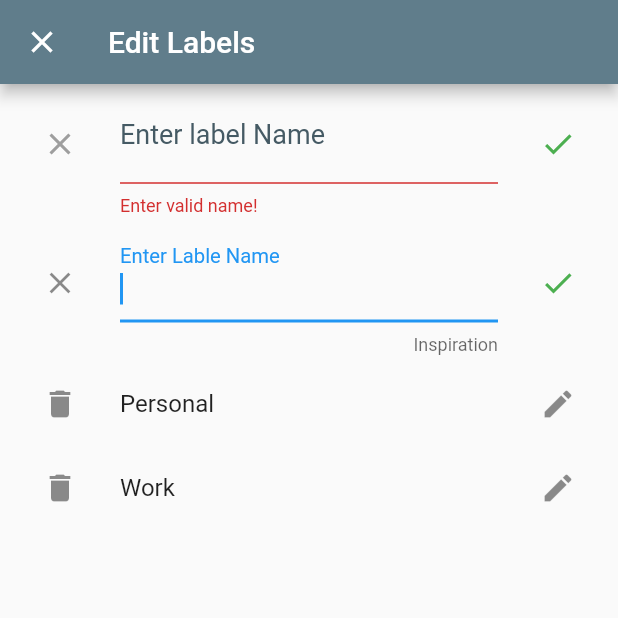
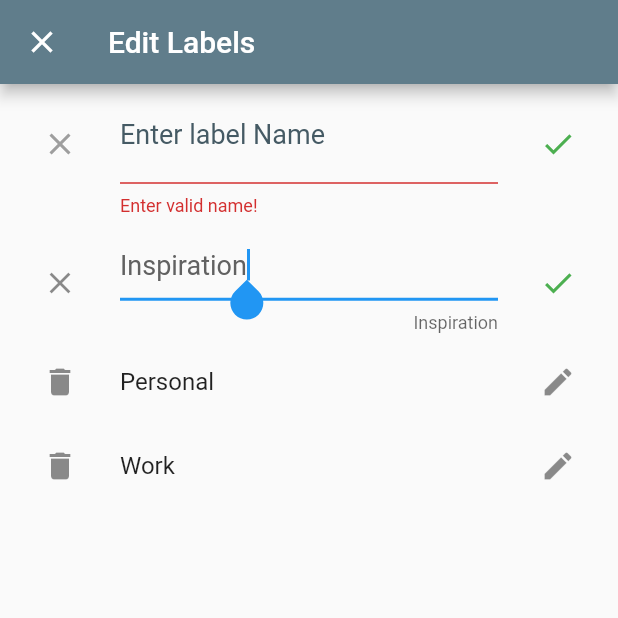
Before and after one commit to vemarav/keeper, a Flutter app: the LabelForm screen opened by its route, after a tap on the "check" icon, after a tap on the "delete" icon, after a tap on the "edit" icon, on a phone screen of 412 x 824 dp, the top half of it. Run offline on Flutter 3.47's test engine with Material 2 defaults, Android fonts, the phone set to English and light mode, and no system bars.

Commit message:
label edit form completed

```diff
--- a/lib/views/label_form.dart
+++ b/lib/views/label_form.dart
@@ -15,7 +15,7 @@ class LabelFormState extends State<LabelForm> {
 	String updateError;
 	List<Widget> labelList = [];
 	final TextEditingController _controller = new TextEditingController();
-	final TextEditingController _updateController = new TextEditingController();
+	TextEditingController _updateController = new TextEditingController();
 
 	@override
 	Widget build(BuildContext context) {
@@ -85,12 +85,14 @@ class LabelFormState extends State<LabelForm> {
 					icon: const Icon(Icons.check),
 					color: Colors.green,
 					onPressed: _onSave
-				)
+				),
 			)
 		);
 
 		for(int index=0; index<labels.length;index++) {
 			if(editIndex != null && editIndex == index){
+				if(updateError == null || updateError.isEmpty)
+					_updateController = new TextEditingController(text: labels[index]);
 				labelList.add(
 					new ListTile(
 						leading: new IconButton(
@@ -109,9 +111,9 @@ class LabelFormState extends State<LabelForm> {
 									color: Colors.grey.shade700,
 								),
 								decoration: new InputDecoration(
+									border: null,
 									errorText: updateError,
-									counterText: labels[index],
-									labelText: 'Enter Lable Name'
+									counterText: labels[index]
 								)
 							),
 						),
```
Also changed, not shown: lib/generated/i18n.dart.
